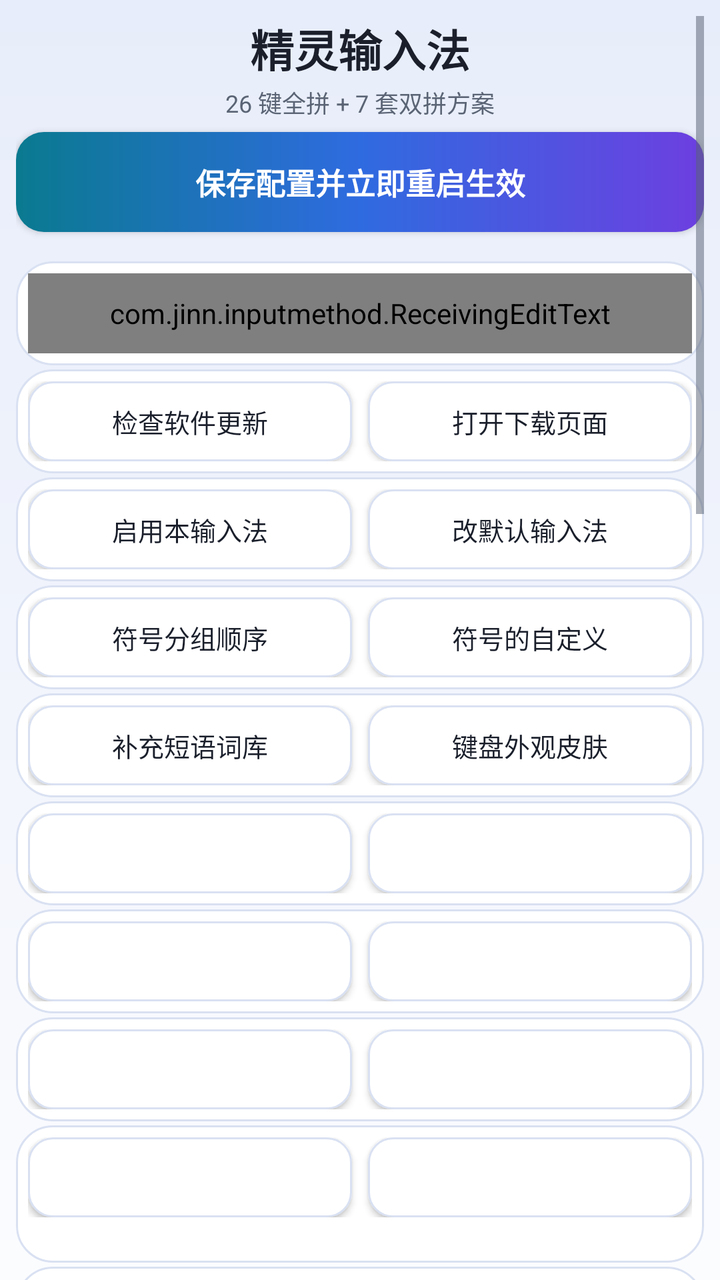
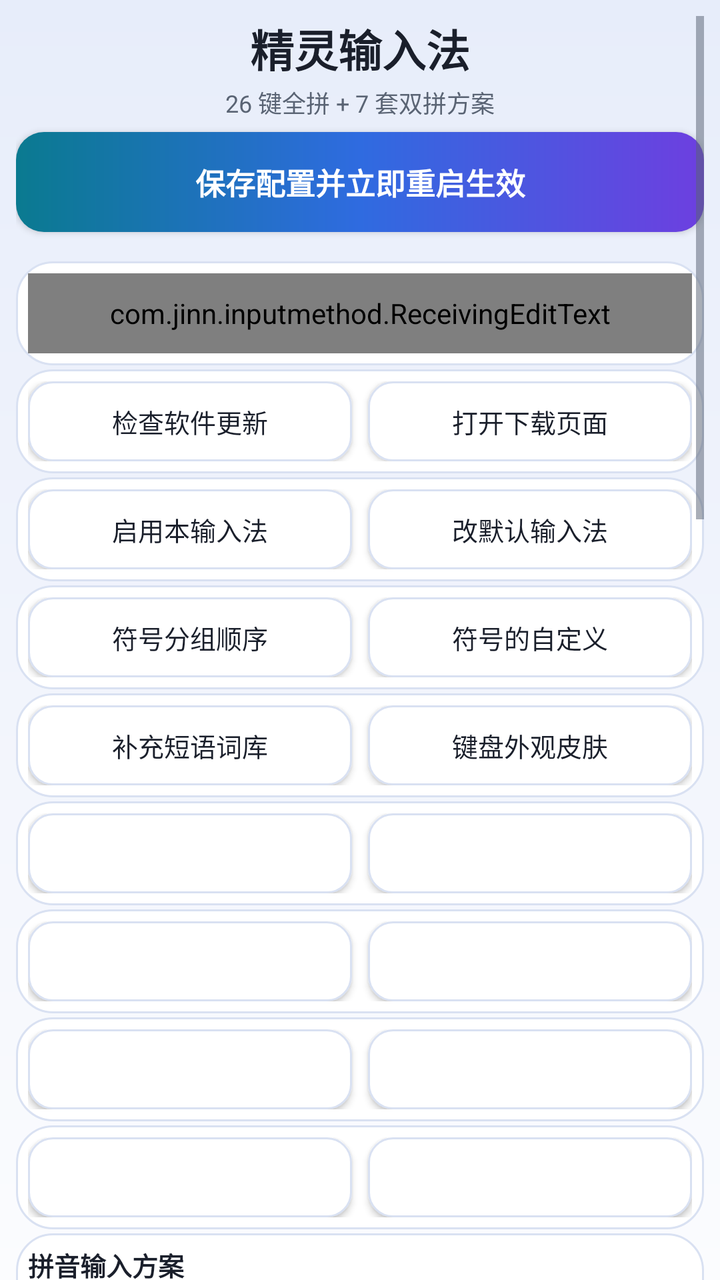

Compare the two renders of this Android layout. The source of the first and the diff that turns it into the second are given below.
<!-- AndroidManifest.xml: application theme AppTheme -->
<!-- res/layout/activity_settings.xml -->
<?xml version="1.0" encoding="utf-8"?>
<ScrollView xmlns:android="http://schemas.android.com/apk/res/android"
    style="@style/PageRoot"
    xmlns:tools="http://schemas.android.com/tools"
    android:overScrollMode="never"
    tools:ignore="TooManyViews">

    <LinearLayout
        android:layout_width="match_parent"
        android:layout_height="wrap_content"
        android:orientation="vertical">

        
        <TextView
            style="@style/PageHeroTitle"
            android:text="@string/settings_title" />

        <TextView
            android:layout_width="match_parent"
            android:layout_height="wrap_content"
            android:layout_marginTop="2dp"
            android:layout_marginBottom="6dp"
            android:gravity="center"
            android:text="@string/settings_subtitle"
            android:textColor="@color/text_secondary"
            android:textSize="12sp" />

        
        <Button
            style="@style/SettingsButtonPrimary"
            android:id="@+id/btn_save"
            android:layout_marginBottom="0dp"
            android:text="@string/settings_save" />

        <TextView
            android:id="@+id/text_test"
            android:layout_width="match_parent"
            android:layout_height="wrap_content"
            android:layout_marginTop="-2dp"
            android:layout_marginBottom="0dp"
            android:gravity="center"
            android:textColor="@color/text_secondary"
            android:textSize="12sp" />

        
        <LinearLayout
            style="@style/SettingsCard">

            <com.jinn.inputmethod.ReceivingEditText
                style="@style/SettingsField"
                android:id="@+id/edit_ime_test"
                android:layout_width="match_parent"
                android:hint="@string/settings_ime_test_hint"
                android:importantForAutofill="no"
                android:imeOptions="actionDone"
                android:inputType="textMultiLine|textCapSentences"
                android:maxLines="3"/>
        </LinearLayout>

        
        <LinearLayout
            style="@style/SettingsCardRow">

            <Button
                style="@style/SettingsButton"
                android:id="@+id/btn_check_update"
                android:layout_width="0dp"
                android:layout_weight="1"
                android:minWidth="0dp"
                android:text="@string/settings_check_update" />

            <Button
                style="@style/SettingsButton"
                android:id="@+id/btn_update_download"
                android:layout_width="0dp"
                android:layout_marginStart="8dp"
                android:layout_weight="1"
                android:minWidth="0dp"
                android:text="@string/update_download_page" />
        </LinearLayout>

        
        <LinearLayout
            style="@style/SettingsCardRow">

            <Button
                style="@style/SettingsButton"
                android:id="@+id/btn_enable"
                android:layout_width="0dp"
                android:layout_weight="1"
                android:minWidth="0dp"
                android:text="@string/settings_enable_ime" />

            <Button
                style="@style/SettingsButton"
                android:id="@+id/btn_pick"
                android:layout_width="0dp"
                android:layout_marginStart="8dp"
                android:layout_weight="1"
                android:minWidth="0dp"
                android:text="@string/settings_pick_ime" />
        </LinearLayout>

        
        <LinearLayout
            style="@style/SettingsCardRow">

            <Button
                style="@style/SettingsButton"
                android:id="@+id/btn_symbol_order"
                android:layout_width="0dp"
                android:layout_weight="1"
                android:minWidth="0dp"
                android:text="@string/symbol_order_title" />

            <Button
                style="@style/SettingsButton"
                android:id="@+id/btn_edit_favorites"
                android:layout_width="0dp"
                android:layout_marginStart="8dp"
                android:layout_weight="1"
                android:minWidth="0dp"
                android:text="@string/favorite_entry_title" />
        </LinearLayout>

        
        <LinearLayout
            style="@style/SettingsCardRow">

            <Button
                style="@style/SettingsButton"
                android:id="@+id/btn_dict_expand"
                android:layout_width="0dp"
                android:layout_weight="1"
                android:minWidth="0dp"
                android:text="@string/dict_entry_button" />

            <Button
                style="@style/SettingsButton"
                android:id="@+id/btn_key_appearance"
                android:layout_width="0dp"
                android:layout_marginStart="8dp"
                android:layout_weight="1"
                android:minWidth="0dp"
                android:text="@string/key_appearance_entry" />
        </LinearLayout>

        
        <LinearLayout
            style="@style/SettingsCardRow">

            <Button
                style="@style/SettingsButton"
                android:id="@+id/btn_fuzzy_pinyin"
                android:layout_width="0dp"
                android:layout_weight="1"
                android:minWidth="0dp" />

            <Button
                style="@style/SettingsButton"
                android:id="@+id/btn_rare_chars"
                android:layout_width="0dp"
                android:layout_marginStart="8dp"
                android:layout_weight="1"
                android:minWidth="0dp" />
        </LinearLayout>

        
        <LinearLayout
            style="@style/SettingsCardRow">

            <Button
                style="@style/SettingsButton"
                android:id="@+id/btn_tap_sound"
                android:layout_width="0dp"
                android:layout_weight="1"
                android:minWidth="0dp" />

            <Button
                style="@style/SettingsButton"
                android:id="@+id/btn_clipboard_customize"
                android:layout_width="0dp"
                android:layout_marginStart="8dp"
                android:layout_weight="1"
                android:minWidth="0dp" />
        </LinearLayout>

        
        <LinearLayout
            style="@style/SettingsCardRow"
            android:baselineAligned="false">

            <Button
                style="@style/SettingsButton"
                android:id="@+id/btn_gallery_settings"
                android:layout_width="0dp"
                android:layout_weight="1"
                android:minWidth="0dp" />

            <Button
                style="@style/SettingsButton"
                android:id="@+id/btn_space_cursor"
                android:layout_width="0dp"
                android:layout_marginStart="8dp"
                android:layout_weight="1"
                android:minWidth="0dp" />
        </LinearLayout>

        
        <LinearLayout
            style="@style/SettingsCard"
            android:orientation="vertical">

            <LinearLayout
                android:layout_width="match_parent"
                android:layout_height="wrap_content"
                android:baselineAligned="false"
                android:orientation="horizontal">

                <Button
                    style="@style/SettingsButton"
                    android:id="@+id/btn_user_dict"
                    android:layout_width="0dp"
                    android:layout_weight="1"
                    android:minWidth="0dp" />

                <Button
                    style="@style/SettingsButton"
                    android:id="@+id/btn_storage_usage"
                    android:layout_width="0dp"
                    android:layout_marginStart="8dp"
                    android:layout_weight="1"
                    android:minWidth="0dp" />
            </LinearLayout>

            <TextView
                style="@style/CardHint"
                android:id="@+id/text_storage_hint"
                android:layout_width="match_parent"
                android:layout_height="wrap_content"
                android:layout_marginTop="2dp" />
        </LinearLayout>

        
        <LinearLayout
            style="@style/SettingsCard">

            <LinearLayout
                android:layout_width="match_parent"
                android:layout_height="wrap_content"
                android:orientation="vertical">

                    <TextView
                        style="@style/SettingsFieldTitle"
                        android:text="@string/settings_shuangpin_scheme" />

                    <com.jinn.inputmethod.UserAwareSpinner
                        style="@style/SettingsField"
                        android:id="@+id/spinner_shuangpin"
                        android:layout_width="match_parent"
                        android:layout_marginTop="2dp"
                        android:spinnerMode="dropdown"/>

                    <TextView
                        style="@style/CardHint"
                        android:layout_width="match_parent"
                        android:layout_height="wrap_content"
                        android:layout_marginTop="2dp"
                        android:paddingStart="4dp"
                        android:paddingEnd="4dp"
                        android:visibility="gone"
                        android:text="@string/settings_shuangpin_scheme_desc"/>
            </LinearLayout>

        </LinearLayout>

        
        <LinearLayout
            style="@style/SettingsCardRow"
            android:baselineAligned="false">

            <LinearLayout
                android:layout_width="0dp"
                android:layout_height="wrap_content"
                android:layout_weight="1"
                android:orientation="vertical">

                <Switch
                    android:id="@+id/switch_user_learning"
                    android:layout_width="match_parent"
                    android:layout_height="wrap_content"
                    android:minHeight="40dp"
                    android:maxLines="2"
                    android:ellipsize="end"
                    android:text="@string/switch_user_learning"
                    android:textColor="@color/text_primary"
                    android:textSize="13sp" />

                <TextView
                    style="@style/CardHint"
                    android:layout_width="match_parent"
                    android:layout_height="wrap_content"
                    android:paddingStart="8dp"
                    android:paddingEnd="8dp"
                    android:text="@string/switch_user_learning_desc"/>
            </LinearLayout>

            <LinearLayout
                android:layout_width="0dp"
                android:layout_height="wrap_content"
                android:layout_marginStart="8dp"
                android:layout_weight="1"
                android:orientation="vertical">

                <Switch
                    android:id="@+id/switch_predict"
                    android:layout_width="match_parent"
                    android:layout_height="wrap_content"
                    android:minHeight="40dp"
                    android:maxLines="2"
                    android:ellipsize="end"
                    android:text="@string/switch_predict"
                    android:textColor="@color/text_primary"
                    android:textSize="13sp" />

                <TextView
                    style="@style/CardHint"
                    android:layout_width="match_parent"
                    android:layout_height="wrap_content"
                    android:paddingStart="8dp"
                    android:paddingEnd="8dp"
                    android:text="@string/switch_predict_desc"/>
            </LinearLayout>
        </LinearLayout>

        
        <LinearLayout
            style="@style/SettingsCardRow"
            android:baselineAligned="false">

            <LinearLayout
                android:layout_width="0dp"
                android:layout_height="wrap_content"
                android:layout_weight="1"
                android:orientation="vertical">

                <Switch
                    android:id="@+id/switch_auto_show_keyboard"
                    android:layout_width="match_parent"
                    android:layout_height="wrap_content"
                    android:minHeight="40dp"
                    android:maxLines="2"
                    android:ellipsize="end"
                    android:text="@string/switch_auto_show_keyboard"
                    android:textColor="@color/text_primary"
                    android:textSize="13sp" />

                <TextView
                    style="@style/CardHint"
                    android:layout_width="match_parent"
                    android:layout_height="wrap_content"
                    android:paddingStart="8dp"
                    android:paddingEnd="8dp"
                    android:text="@string/switch_auto_show_keyboard_desc"/>
            </LinearLayout>

            <LinearLayout
                android:layout_width="0dp"
                android:layout_height="wrap_content"
                android:layout_marginStart="8dp"
                android:layout_weight="1"
                android:orientation="vertical">

                <Switch
                    android:id="@+id/switch_use_traditional"
                    android:layout_width="match_parent"
                    android:layout_height="wrap_content"
                    android:minHeight="40dp"
                    android:maxLines="2"
                    android:ellipsize="end"
                    android:textColor="@color/text_primary"
                    android:textSize="13sp" />

                <TextView
                    style="@style/CardHint"
                    android:id="@+id/text_use_traditional_desc"
                    android:layout_width="match_parent"
                    android:layout_height="wrap_content"
                    android:paddingStart="8dp"
                    android:paddingEnd="8dp"/>
            </LinearLayout>
        </LinearLayout>

        
        <LinearLayout
            style="@style/SettingsCard">

            <LinearLayout
                android:layout_width="match_parent"
                android:layout_height="wrap_content"
                android:gravity="center_vertical"
                android:orientation="horizontal">

                <TextView
                    android:layout_width="0dp"
                    android:layout_height="wrap_content"
                    android:layout_weight="1"
                    android:text="@string/settings_voice_input"
                    android:textColor="@color/text_primary"
                    android:textSize="13sp" />

                <Switch
                    android:id="@+id/switch_voice_input"
                    android:layout_width="wrap_content"
                    android:layout_height="wrap_content"
                    android:minHeight="40dp" />
            </LinearLayout>

            <TextView
                style="@style/CardHint"
                android:layout_width="match_parent"
                android:layout_height="wrap_content"
                android:layout_marginTop="2dp"
                android:text="@string/settings_voice_input_desc"/>
        </LinearLayout>

        
        <LinearLayout
            style="@style/SettingsCard"
            android:id="@+id/card_mic_permission">

            <TextView
                android:id="@+id/text_mic_state"
                android:layout_width="match_parent"
                android:layout_height="wrap_content"
                android:layout_marginBottom="4dp"
                android:text="@string/settings_grant_mic"
                android:textColor="@color/text_secondary"
                android:textSize="12sp" />

            <Button
                style="@style/SettingsButton"
                android:id="@+id/btn_grant"
                android:layout_width="match_parent"
                android:text="@string/settings_grant_mic" />
        </LinearLayout>

        
        <LinearLayout
            style="@style/SettingsCard"
            android:id="@+id/card_voice_server">

            <LinearLayout
                android:layout_width="match_parent"
                android:layout_height="wrap_content"
                android:baselineAligned="false"
                android:orientation="horizontal">

                <LinearLayout
                    android:layout_width="0dp"
                    android:layout_height="wrap_content"
                    android:layout_weight="2"
                    android:orientation="vertical">

                    <TextView
                        style="@style/SettingsLabel"
                        android:text="@string/settings_host" />

                    <EditText
                        style="@style/SettingsField"
                        android:id="@+id/edit_host"
                        android:layout_width="match_parent"
                        android:hint="@string/settings_host"
                        android:importantForAutofill="no"
                        android:inputType="textUri"
                        android:singleLine="true"/>
                </LinearLayout>

                <LinearLayout
                    android:layout_width="0dp"
                    android:layout_height="wrap_content"
                    android:layout_marginStart="8dp"
                    android:layout_weight="1"
                    android:orientation="vertical">

                    <TextView
                        style="@style/SettingsLabel"
                        android:text="@string/settings_port" />

                    <EditText
                        style="@style/SettingsField"
                        android:id="@+id/edit_port"
                        android:layout_width="match_parent"
                        android:hint="@string/settings_port"
                        android:importantForAutofill="no"
                        android:inputType="number"
                        android:singleLine="true"/>
                </LinearLayout>

                <LinearLayout
                    android:layout_width="0dp"
                    android:layout_height="wrap_content"
                    android:layout_marginStart="8dp"
                    android:layout_weight="1"
                    android:gravity="center_vertical"
                    android:orientation="vertical">

                    <TextView
                        style="@style/SettingsLabel"
                        android:text="@string/settings_lock" />

                    <CheckBox
                        android:id="@+id/check_lock_server"
                        android:layout_width="match_parent"
                        android:layout_height="40dp"
                        android:gravity="center"
                        android:buttonTint="@color/accent"
                        android:text="@string/settings_lock_short"
                        android:textColor="@color/text_primary"
                        android:textSize="12sp" />
                </LinearLayout>
            </LinearLayout>

            
            <LinearLayout
                android:layout_width="match_parent"
                android:layout_height="wrap_content"
                android:layout_marginTop="4dp"
                android:gravity="center_vertical"
                android:orientation="horizontal">

                <LinearLayout
                    android:layout_width="0dp"
                    android:layout_height="wrap_content"
                    android:layout_weight="1"
                    android:orientation="vertical">

                    <TextView
                        style="@style/SettingsLabel"
                        android:text="@string/settings_language" />

                    <com.jinn.inputmethod.UserAwareSpinner
                        style="@style/SettingsField"
                        android:id="@+id/spinner_language"
                        android:layout_width="match_parent"
                        android:spinnerMode="dropdown"/>
                </LinearLayout>

                <Space
                    android:layout_width="8dp"
                    android:layout_height="1dp" />

                <LinearLayout
                    android:layout_width="0dp"
                    android:layout_height="wrap_content"
                    android:layout_weight="1"
                    android:orientation="vertical">

                    <TextView
                        style="@style/SettingsLabel"
                        android:text="@string/settings_default_mode" />

                    <com.jinn.inputmethod.UserAwareSpinner
                        style="@style/SettingsField"
                        android:id="@+id/spinner_default_mode"
                        android:layout_width="match_parent"
                        android:spinnerMode="dropdown"/>
                </LinearLayout>
            </LinearLayout>

            <TextView
                style="@style/SettingsLabel"
                android:layout_marginTop="4dp"
                android:text="@string/settings_prompt" />

            <EditText
                style="@style/SettingsFieldMultiline"
                android:id="@+id/edit_prompt"
                android:layout_width="match_parent"
                android:hint="@string/settings_prompt"
                android:importantForAutofill="no"
                android:inputType="textMultiLine"
                android:minHeight="64dp"/>

            
            <LinearLayout
                android:layout_width="match_parent"
                android:layout_height="wrap_content"
                android:layout_marginTop="2dp"
                android:orientation="horizontal">

                <CheckBox
                    android:id="@+id/check_strip"
                    android:layout_width="0dp"
                    android:layout_height="wrap_content"
                    android:layout_weight="1"
                    android:text="@string/settings_strip_punc"
                    android:textColor="@color/text_primary"
                    android:textSize="12sp" />

                <CheckBox
                    android:id="@+id/check_composing"
                    android:layout_width="0dp"
                    android:layout_height="wrap_content"
                    android:layout_weight="1"
                    android:text="@string/settings_composing"
                    android:textColor="@color/text_primary"
                    android:textSize="12sp" />
            </LinearLayout>
        </LinearLayout>

        
        <LinearLayout
            style="@style/SettingsCard">

            <Switch
                android:id="@+id/switch_translate"
                android:layout_width="match_parent"
                android:layout_height="wrap_content"
                android:ellipsize="end"
                android:maxLines="2"
                android:minHeight="40dp"
                android:textColor="@color/text_primary"
                android:textSize="13sp" />

            <TextView
                style="@style/CardHint"
                android:id="@+id/text_translate_state"
                android:layout_width="match_parent"
                android:layout_height="wrap_content"
                android:layout_marginTop="2dp"
                />

            <Button
                style="@style/SettingsButton"
                android:id="@+id/btn_translate_settings"
                android:layout_width="match_parent"
                android:layout_marginTop="4dp" />
        </LinearLayout>

        
        <LinearLayout
            style="@style/SettingsCard">

            <LinearLayout
                android:layout_width="match_parent"
                android:layout_height="wrap_content"
                android:orientation="horizontal">

                <Button
                    style="@style/SettingsButton"
                    android:id="@+id/btn_config_export"
                    android:layout_width="0dp"
                    android:layout_weight="1"
                    android:minWidth="0dp" />

                <Button
                    style="@style/SettingsButton"
                    android:id="@+id/btn_config_import"
                    android:layout_width="0dp"
                    android:layout_marginStart="8dp"
                    android:layout_weight="1"
                    android:minWidth="0dp" />
            </LinearLayout>

            <TextView
                style="@style/CardHint"
                android:id="@+id/text_config_hint"
                android:layout_width="match_parent"
                android:layout_height="wrap_content"
                android:layout_marginTop="2dp"
                />
        </LinearLayout>

        
        <LinearLayout
            style="@style/SettingsCard">

            <Button
                style="@style/SettingsButton"
                android:id="@+id/btn_export_diag"
                android:layout_width="match_parent"
                android:minWidth="0dp"
                android:text="@string/settings_export_diag" />

            <TextView
                style="@style/CardHint"
                android:id="@+id/text_diag_dir"
                android:layout_width="match_parent"
                android:layout_height="wrap_content"
                android:layout_marginTop="2dp"
                android:singleLine="true"
                android:ellipsize="middle"/>
        </LinearLayout>

        

        
        <TextView
            android:layout_width="match_parent"
            android:layout_height="wrap_content"
            android:layout_marginTop="2dp"
            android:layout_marginBottom="6dp"
            android:gravity="center"
            android:text="@string/settings_usage"
            android:textColor="@color/text_secondary"
            android:textSize="12sp" />
    </LinearLayout>
</ScrollView>
<!-- resources referenced by this layout -->
<resources>
  <color name="accent">#2F6BE0</color>
  <color name="text_primary">#1A1F2B</color>
  <color name="text_secondary">#5A6474</color>
  <string name="dict_entry_button">补充短语词库</string>
  <string name="favorite_entry_title">符号的自定义</string>
  <string name="key_appearance_entry">键盘外观皮肤</string>
  <string name="settings_check_update">检查软件更新</string>
  <string name="settings_composing">语音文字实时回显</string>
  <string name="settings_default_mode">默认键盘样式</string>
  <string name="settings_enable_ime">启用本输入法</string>
  <string name="settings_export_diag">导出诊断数据</string>
  <string name="settings_grant_mic">授权麦克风</string>
  <string name="settings_host">NAS 地址</string>
  <string name="settings_ime_test_hint">点这里唤起键盘</string>
  <string name="settings_language">语言</string>
  <string name="settings_lock">固定</string>
  <string name="settings_lock_short">锁定</string>
  <string name="settings_pick_ime">改默认输入法</string>
  <string name="settings_port">端口</string>
  <string name="settings_prompt">提示词（人名 / 地名 / 术语，可留空）</string>
  <string name="settings_save">保存配置并立即重启生效</string>
  <string name="settings_shuangpin_scheme">拼音输入方案</string>
  <string name="settings_shuangpin_scheme_desc">双拼时键面显示韵母</string>
  <string name="settings_strip_punc">去句尾标点</string>
  <string name="settings_subtitle">26 键全拼 + 7 套双拼方案</string>
  <string name="settings_title">精灵输入法</string>
  <string name="settings_usage">拼音键盘：26 键全拼 / 双拼（7 套方案），空格选词。\n长串拼音打错了：点候选栏右侧的 ✕ 可整串清掉\n「删除键」双击再长按，清空整个输入框。\n拼音键盘按下的字母，按回车直接输出英文。\n启用语音输入之后,长按空格键即可进入语音功能页面\n作者 https://github.com/yezijinn</string>
  <string name="settings_voice_input">语音输入转文字,要自建服务器</string>
  <string name="settings_voice_input_desc">关闭时语音完全停用（不占用内存、长按空格无效）</string>
  <string name="switch_auto_show_keyboard">自动唤起键盘</string>
  <string name="switch_auto_show_keyboard_desc">关闭后不再弹出键盘</string>
  <string name="switch_predict">追加候选词语</string>
  <string name="switch_predict_desc">额外显示后续的词</string>
  <string name="switch_user_learning">用户词频学习</string>
  <string name="switch_user_learning_desc">记住常选的词，下次放前排</string>
  <string name="symbol_order_title">符号分组顺序</string>
  <string name="update_download_page">打开下载页面</string>
  <style name="CardHint">
          <item name="android:layout_width">match_parent</item>
          <item name="android:layout_height">wrap_content</item>
          <item name="android:textColor">@color/text_secondary</item>
          <item name="android:textSize">11sp</item>
      </style>
  <style name="SettingsCardRow" parent="SettingsCard">
          <item name="android:orientation">horizontal</item>
          <item name="android:padding">6dp</item>
      </style>
  <style name="SettingsFieldMultiline" parent="SettingsField">
          <item name="android:layout_height">wrap_content</item>
          <item name="android:gravity">top|start</item>
          <item name="android:minLines">2</item>
          <item name="android:padding">12dp</item>
      </style>
  <style name="SettingsFieldTitle">
          <item name="android:layout_width">match_parent</item>
          <item name="android:layout_height">wrap_content</item>
          <item name="android:textColor">@color/text_primary</item>
          <item name="android:textSize">13sp</item>
          <item name="android:textStyle">bold</item>
      </style>
  <color name="text_on_accent">#FFFFFF</color>
  <color name="app_bg">#F5F7FB</color>
  <color name="nav_bar">#1A1F2B</color>
  <color name="aurora_bg_top">#E7EDFA</color>
  <color name="aurora_bg_mid">#F1F4FC</color>
  <color name="aurora_bg_bottom">#FBFCFE</color>
  <color name="ripple_on_surface">#1A000000</color>
  <color name="btn_secondary_bg">#FFFFFF</color>
  <color name="card_stroke">#D9E1F2</color>
  <color name="ripple_on_accent">#33FFFFFF</color>
  <color name="aurora_cyan">#0A7A90</color>
  <color name="aurora_blue">#2F6BE0</color>
  <color name="aurora_purple">#6D3FE0</color>
  <color name="card_bg">#FFFFFF</color>
  <color name="field_bg">#F1F4FC</color>
  <!-- unchanged entries left out for length: 14 -->
</resources>

<!-- the commit's change to res/layout/activity_settings.xml (unified diff, before → after) -->
@@ -232,13 +232,6 @@
                     android:layout_weight="1"
                     android:minWidth="0dp" />
             </LinearLayout>
-
-            <TextView
-                style="@style/CardHint"
-                android:id="@+id/text_storage_hint"
-                android:layout_width="match_parent"
-                android:layout_height="wrap_content"
-                android:layout_marginTop="2dp" />
         </LinearLayout>
 
         
